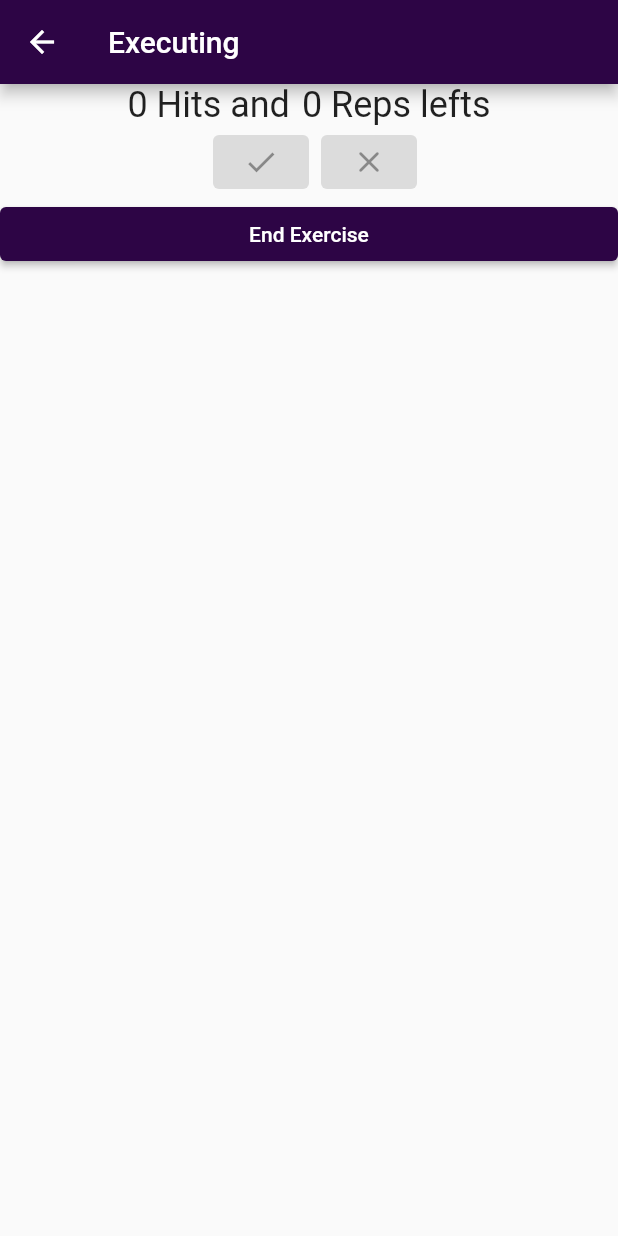
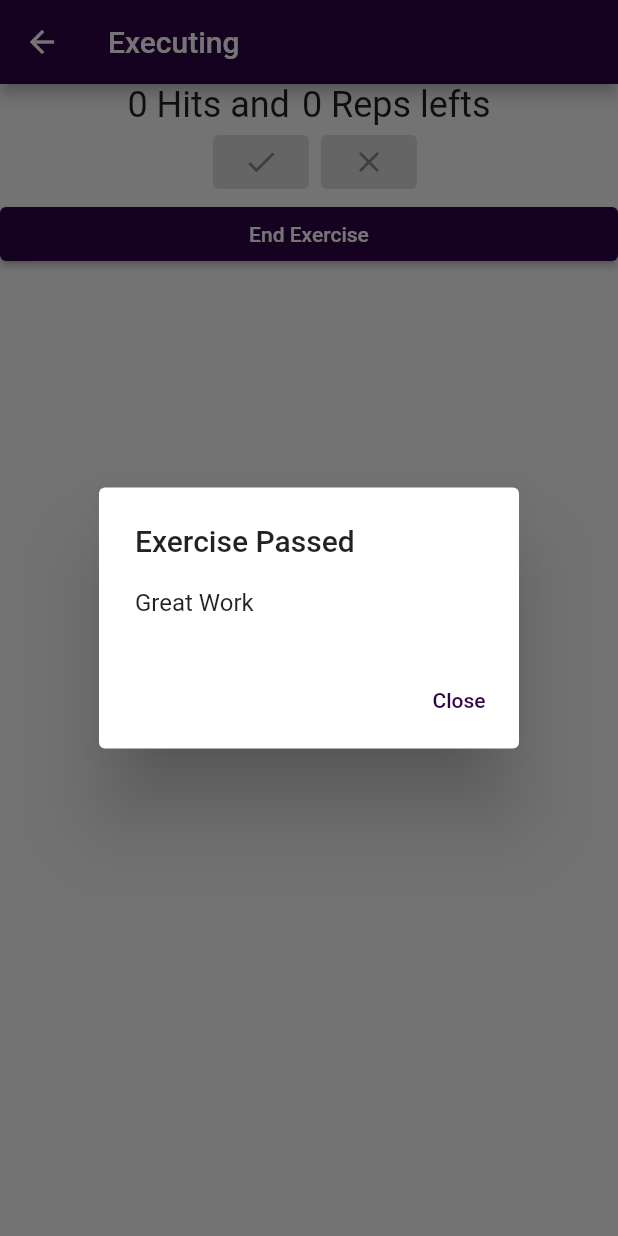
Before and after one commit to mikaZimmermann/golfApp, a Flutter app: the ExecuteExercise screen opened directly with empty values, after a tap on "End Exercise", on a phone screen of 412 x 824 dp. Run offline on Flutter 3.47's test engine with Material 2 defaults, Android fonts, the phone set to English and light mode, and no system bars.

Commit message:
progress is now saved in the records class of Exercises

```diff
--- a/lib/ExecuteExercise.dart
+++ b/lib/ExecuteExercise.dart
@@ -1,4 +1,5 @@
 import 'package:flutter/material.dart';
+import 'package:version1/ExecutionRecord.dart';
 import 'package:version1/Exercise.dart';
 
 class ExecuteExercise extends StatefulWidget {
@@ -9,27 +10,59 @@ class ExecuteExercise extends StatefulWidget {
 }
 
 class _ExerciseState extends State<ExecuteExercise> {
+  int repcountdisplay = 0;
   int repcount = 0;
   int shotsmade = 0;
+  int passingthreshold = 0;
+  String message1 = ' ';
+  String message2 = ' ';
 
   @override
   void initState() {
     super.initState();
+    passingthreshold = widget.exercise.desc.passingThreshold;
     repcount = widget.exercise.desc.repetitions;
+    repcountdisplay = widget.exercise.desc.repetitions;
   }
 
   void incrementCount() {
     setState(() {
       shotsmade++;
-      repcount--;
+      repcountdisplay--;
     });
   }
 
   void decrementCount() {
     setState(() {
-      repcount--;
+      repcountdisplay--;
     });
   }
+
+  void endExerciseDefinite() {
+    setState(() {
+      if (shotsmade >= passingthreshold) {
+        message1 = 'Exercise Passed';
+        message2 = 'Great Work';
+        ExecutionRecord progress =
+            ExecutionRecord(exerciseID: widget.exercise.id);
+        progress.setRepitions(repcount);
+        progress.setShotsMade(shotsmade);
+        progress.setDateTime(DateTime.now());
+        widget.exercise.records.add(progress);
+      } else {
+        message1 = 'Exercise Failed';
+        message2 = 'Try Again';
+        ExecutionRecord progress =
+            ExecutionRecord(exerciseID: widget.exercise.id);
+        progress.setRepitions(repcount);
+        progress.setShotsMade(shotsmade);
+        progress.setDateTime(DateTime.now());
+        widget.exercise.records.add(progress);
+      }
+    });
+  }
+
+  void endExercisePremeture() {}
 
   @override
   Widget build(BuildContext context) {
@@ -50,7 +83,7 @@ class _ExerciseState extends State<ExecuteExercise> {
                 ),
                 const SizedBox(width: 8),
                 Text(
-                  '$repcount Reps lefts',
+                  '$repcountdisplay Reps lefts',
                   style: const TextStyle(fontSize: 24),
                 ),
               ],
@@ -61,21 +94,71 @@ class _ExerciseState extends State<ExecuteExercise> {
               children: [
                 const SizedBox(width: 8),
                 ElevatedButton(
-                  onPressed: repcount > 0 ? incrementCount : null,
+                  onPressed: repcountdisplay > 0 ? incrementCount : null,
                   style:
                       ElevatedButton.styleFrom(backgroundColor: Colors.green),
                   child: const Icon(Icons.check),
                 ),
                 const SizedBox(width: 8),
                 ElevatedButton(
-                  onPressed: repcount > 0 ? decrementCount : null,
+                  onPressed: repcountdisplay > 0 ? decrementCount : null,
                   style: ElevatedButton.styleFrom(backgroundColor: Colors.red),
                   child: const Icon(Icons.clear_rounded),
                 ),
               ],
             ),
             ElevatedButton(
-              onPressed: () {},
+              onPressed: () {
+                if (repcountdisplay > 0) {
+                  showDialog(
+                    context: context,
+                    builder: (BuildContext context) {
+                      return AlertDialog(
+                        title: const Text('Are you sure you want to end?'),
+                        content: const Text(
+                            'If you end the Exercise during Execution your progress will be lost'),
+                        actions: [
+                          TextButton(
+                            onPressed: () {
+                              Navigator.pop(context); // Close the dialog
+                              Navigator.pop(
+                                  context); //go back to displayExercise page
+                            },
+                            child: const Text('Yes'),
+                          ),
+                          TextButton(
+                            onPressed: () {
+                              Navigator.pop(context); // Close the dialog
+                            },
+                            child: const Text('No'),
+                          ),
+                        ],
+                      );
+                    },
+                  );
+                } else {
+                  endExerciseDefinite();
+                  showDialog(
+                    context: context,
+                    builder: (BuildContext context) {
+                      return AlertDialog(
+                        title: Text(message1),
+                        content: Text(message2),
+                        actions: [
+                          TextButton(
+                            onPressed: () {
+                              Navigator.pop(context); // Close the dialog
+                              Navigator.pop(
+                                  context); // go back to displayExercise
+                            },
+                            child: const Text('Close'),
+                          ),
+                        ],
+                      );
+                    },
+                  );
+                }
+              },
               child: const Text('End Exercise'),
             ),
           ],
```
